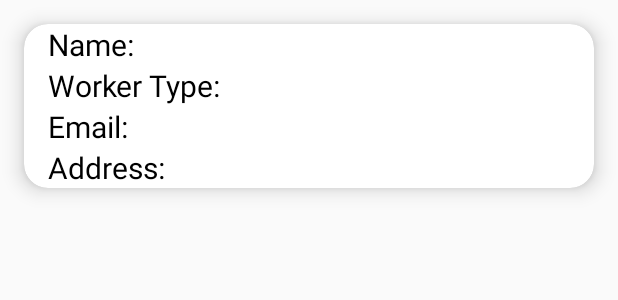
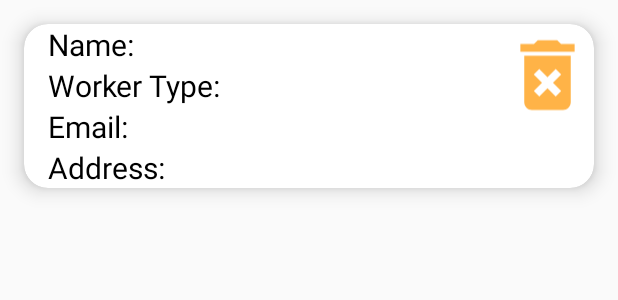
Before and after one commit to ashikbright/AdminModule, an Android app: the layout workerdisplay.xml on its own in the app's theme, with its tools: preview values and no code run, on a phone screen of 412 x 824 dp. Shown: the top 300 px of the screen. Run offline under Robolectric (Android 15) with nearby library versions, the light colour scheme and no system bars; Roboto replaces fonts that are not available here.

Commit message:
Commit-11 by ash Delete not done

```diff
--- a/app/src/main/AndroidManifest.xml
+++ b/app/src/main/AndroidManifest.xml
@@ -15,7 +15,7 @@
         android:roundIcon="@mipmap/ic_launcher_round"
         android:supportsRtl="true"
         android:theme="@style/AppTheme">
-        <activity android:name=".WorkerMain"></activity>
+        <activity android:name=".WorkerMain" />
         <activity android:name=".WorkerMod" />
         <activity android:name=".WorkerMgmt" />
         <activity android:name=".loginActivity" />
--- a/app/src/main/java/com/ashik/adminmodule/Common.java
+++ b/app/src/main/java/com/ashik/adminmodule/Common.java
@@ -46,4 +46,9 @@
         return selectedItemName;
     }
 
+    public static String getEmail(String email){
+
+        return email;
+    }
+
 }
--- a/app/src/main/java/com/ashik/adminmodule/WorkerMgmt.java
+++ b/app/src/main/java/com/ashik/adminmodule/WorkerMgmt.java
@@ -138,7 +138,7 @@
                     public void onComplete(@NonNull Task<AuthResult> task) {
 
                         if (task.isSuccessful()){
-                            Workers workers=new Workers(name,email,phone,isWorker,address);
+                            Workers workers=new Workers(name,workerType,email,phone,isWorker,address);
                             FirebaseDatabase.getInstance().getReference("Workers")
                                     .child(spinner.getSelectedItem().toString())
                                     .child(FirebaseAuth.getInstance().getCurrentUser().getUid())
--- /dev/null
+++ b/app/src/main/res/drawable/ic_baseline_delete_forever_24.xml
@@ -0,0 +1,5 @@
+<vector android:height="24dp" android:tint="#FFB347"
+    android:viewportHeight="24" android:viewportWidth="24"
+    android:width="24dp" xmlns:android="http://schemas.android.com/apk/res/android">
+    <path android:fillColor="@android:color/white" android:pathData="M6,19c0,1.1 0.9,2 2,2h8c1.1,0 2,-0.9 2,-2L18,7L6,7v12zM8.46,11.88l1.41,-1.41L12,12.59l2.12,-2.12 1.41,1.41L13.41,14l2.12,2.12 -1.41,1.41L12,15.41l-2.12,2.12 -1.41,-1.41L10.59,14l-2.13,-2.12zM15.5,4l-1,-1h-5l-1,1L5,4v2h14L19,4z"/>
+</vector>
--- a/app/src/main/res/layout/activity_worker_main.xml
+++ b/app/src/main/res/layout/activity_worker_main.xml
@@ -62,12 +62,6 @@
                     android:layout_weight="1"
                     android:text="Add" />
 
-                <Button
-                    android:id="@+id/btnremove"
-                    android:layout_width="wrap_content"
-                    android:layout_height="wrap_content"
-                    android:layout_weight="1"
-                    android:text="Remove" />
             </LinearLayout>
         </LinearLayout>
 
--- a/app/src/main/res/layout/workerdisplay.xml
+++ b/app/src/main/res/layout/workerdisplay.xml
@@ -109,4 +109,11 @@
 
     </LinearLayout>
 
+    <ImageView
+        android:id="@+id/deleteworker"
+        android:layout_width="62dp"
+        android:layout_height="68dp"
+        android:layout_gravity="right"
+        app:srcCompat="@drawable/ic_baseline_delete_forever_24" />
+
 </androidx.cardview.widget.CardView>
```
Also changed, not shown: app/src/main/java/com/ashik/adminmodule/DispAdapter.java (+13 -0 lines), app/src/main/java/com/ashik/adminmodule/WorkerMain.java (+6 -9 lines), app/src/main/java/com/ashik/adminmodule/Workers.java (+6 -2 lines).
